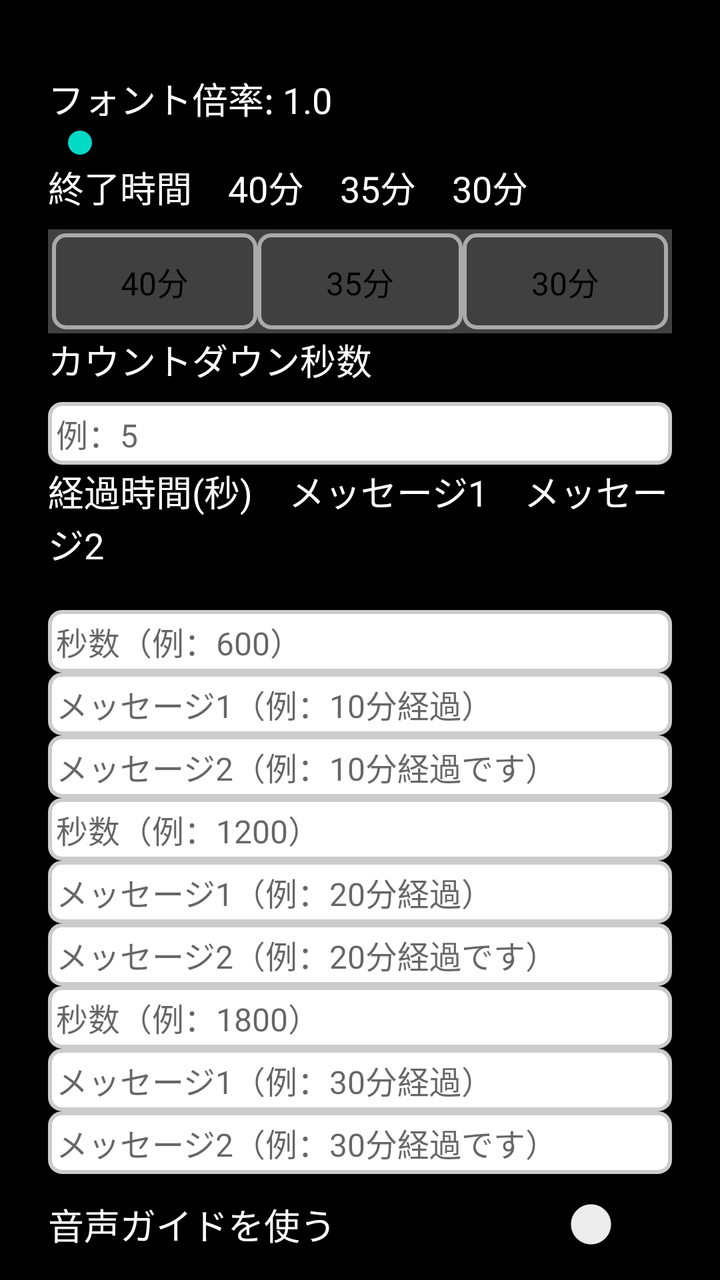
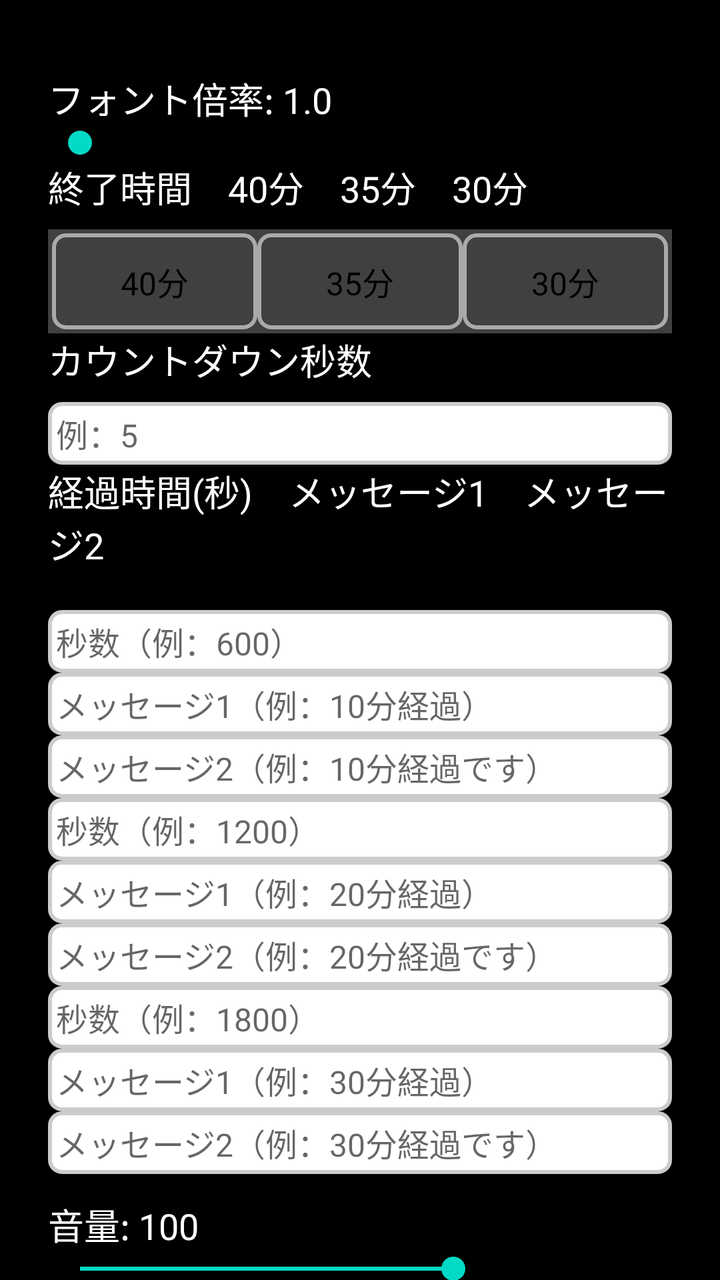

Two renders of the same Android screen: before a commit and after it. Below are the layout's source before the change and the commit's diff.
<!-- AndroidManifest.xml: application theme Theme.MaterialComponents.DayNight.NoActionBar -->
<!-- res/layout/activity_settings.xml -->
<?xml version="1.0" encoding="utf-8"?>

<ScrollView xmlns:android="http://schemas.android.com/apk/res/android"
    android:layout_width="match_parent"
    android:layout_height="match_parent"
    android:background="#000000">

    <LinearLayout
        android:orientation="vertical"
        android:padding="24dp"
        android:layout_width="match_parent"
        android:layout_height="wrap_content"
        android:background="#000000">

        
        <View
            android:layout_width="match_parent"
            android:layout_height="12dp"
            android:background="#000000" />

        
        <TextView
            android:id="@+id/fontScaleLabel"
            android:layout_width="match_parent"
            android:layout_height="wrap_content"
            android:text="フォント倍率: 1.0"
            android:textSize="18sp"
            android:textColor="#FFFFFF" />

        <SeekBar
            android:id="@+id/fontScaleSeek"
            android:layout_width="match_parent"
            android:layout_height="wrap_content"
            android:max="100" />

        
        <TextView
            android:layout_width="match_parent"
            android:layout_height="wrap_content"
            android:text="終了時間　40分　35分　30分"
            android:textColor="#FFFFFF"
            android:textSize="18sp"
            android:paddingBottom="8dp" />

        <RadioGroup
            android:id="@+id/finishGroup"
            android:layout_width="match_parent"
            android:layout_height="wrap_content"
            android:orientation="horizontal"
            android:padding="2dp"
            android:background="#404040"
            android:gravity="center">

            <RadioButton
                android:id="@+id/rb40"
                android:layout_width="0dp"
                android:layout_height="wrap_content"
                android:layout_weight="1"
                android:text="40分"
                android:textColor="#000000"
                android:textSize="16sp"
                android:button="@null"
                android:padding="4dp"
                android:background="@drawable/radio_segment"
                android:gravity="center" />

            <RadioButton
                android:id="@+id/rb35"
                android:layout_width="0dp"
                android:layout_height="wrap_content"
                android:layout_weight="1"
                android:text="35分"
                android:textColor="#000000"
                android:textSize="16sp"
                android:button="@null"
                android:padding="4dp"
                android:background="@drawable/radio_segment"
                android:gravity="center" />

            <RadioButton
                android:id="@+id/rb30"
                android:layout_width="0dp"
                android:layout_height="wrap_content"
                android:layout_weight="1"
                android:text="30分"
                android:textColor="#000000"
                android:textSize="16sp"
                android:button="@null"
                android:padding="4dp"
                android:background="@drawable/radio_segment"
                android:gravity="center" />
        </RadioGroup>

        <TextView
            android:layout_width="match_parent"
            android:layout_height="wrap_content"
            android:text="カウントダウン秒数"
            android:textColor="#FFFFFF"
            android:textSize="18sp"
            android:paddingBottom="8dp" />

        <EditText
            android:id="@+id/countdownSec"
            android:layout_width="match_parent"
            android:layout_height="wrap_content"
            android:hint="例：5"
            android:inputType="numberDecimal"
            android:textColor="#000000"
            android:textSize="16sp"
            android:padding="4dp"
            android:minHeight="0dp"
            android:background="@drawable/edittext_white" />

        
        <TextView
            android:id="@+id/headerText"
            android:layout_width="match_parent"
            android:layout_height="wrap_content"
            android:text="経過時間(秒)　メッセージ1　メッセージ2"
            android:textColor="#FFFFFF"
            android:textSize="18sp"
            android:paddingBottom="20dp"
            android:background="#000000" />

        
        <EditText
            android:id="@+id/minA"
            android:layout_width="match_parent"
            android:layout_height="wrap_content"
            android:hint="秒数（例：600）"
            android:inputType="numberDecimal"
            android:textColor="#000000"
            android:textSize="16sp"
            android:padding="4dp"
            android:minHeight="0dp"
            android:background="@drawable/edittext_white" />

        <EditText
            android:id="@+id/msgA1"
            android:layout_width="match_parent"
            android:layout_height="wrap_content"
            android:hint="メッセージ1（例：10分経過）"
            android:textColor="#000000"
            android:textSize="16sp"
            android:padding="4dp"
            android:minHeight="0dp"
            android:background="@drawable/edittext_white" />

        <EditText
            android:id="@+id/msgA2"
            android:layout_width="match_parent"
            android:layout_height="wrap_content"
            android:hint="メッセージ2（例：10分経過です）"
            android:textColor="#000000"
            android:textSize="16sp"
            android:padding="4dp"
            android:minHeight="0dp"
            android:background="@drawable/edittext_white" />

        
        <EditText
            android:id="@+id/minB"
            android:layout_width="match_parent"
            android:layout_height="wrap_content"
            android:hint="秒数（例：1200）"
            android:inputType="numberDecimal"
            android:textColor="#000000"
            android:textSize="16sp"
            android:padding="4dp"
            android:minHeight="0dp"
            android:background="@drawable/edittext_white" />

        <EditText
            android:id="@+id/msgB1"
            android:layout_width="match_parent"
            android:layout_height="wrap_content"
            android:hint="メッセージ1（例：20分経過）"
            android:textColor="#000000"
            android:textSize="16sp"
            android:padding="4dp"
            android:minHeight="0dp"
            android:background="@drawable/edittext_white" />

        <EditText
            android:id="@+id/msgB2"
            android:layout_width="match_parent"
            android:layout_height="wrap_content"
            android:hint="メッセージ2（例：20分経過です）"
            android:textColor="#000000"
            android:textSize="16sp"
            android:padding="4dp"
            android:minHeight="0dp"
            android:background="@drawable/edittext_white" />

        
        <EditText
            android:id="@+id/minC"
            android:layout_width="match_parent"
            android:layout_height="wrap_content"
            android:hint="秒数（例：1800）"
            android:inputType="numberDecimal"
            android:textColor="#000000"
            android:textSize="16sp"
            android:padding="4dp"
            android:minHeight="0dp"
            android:background="@drawable/edittext_white" />

        <EditText
            android:id="@+id/msgC1"
            android:layout_width="match_parent"
            android:layout_height="wrap_content"
            android:hint="メッセージ1（例：30分経過）"
            android:textColor="#000000"
            android:textSize="16sp"
            android:padding="4dp"
            android:minHeight="0dp"
            android:background="@drawable/edittext_white" />

        <EditText
            android:id="@+id/msgC2"
            android:layout_width="match_parent"
            android:layout_height="wrap_content"
            android:hint="メッセージ2（例：30分経過です）"
            android:textColor="#000000"
            android:textSize="16sp"
            android:padding="4dp"
            android:minHeight="0dp"
            android:background="@drawable/edittext_white" />

        
        <View
            android:layout_width="match_parent"
            android:layout_height="2dp"
            android:background="#000000" />

        
        <Switch
            android:id="@+id/soundSwitch"
            android:layout_width="match_parent"
            android:layout_height="wrap_content"
            android:text="音声ガイドを使う"
            android:textColor="#FFFFFF"
            android:textSize="18sp"
            android:paddingTop="10dp"
            android:paddingBottom="10dp" />

        
        <Switch
            android:id="@+id/skipConfirmSwitch"
            android:layout_width="match_parent"
            android:layout_height="wrap_content"
            android:text="終了時の確認メッセージを省略"
            android:textColor="#FFFFFF"
            android:textSize="18sp"
            android:paddingTop="10dp"
            android:paddingBottom="10dp" />

        
        <Button
            android:id="@+id/saveBtn"
            android:layout_width="match_parent"
            android:layout_height="wrap_content"
            android:text="保存"
            android:textSize="18sp"
            android:textColor="#FFFFFF"
            android:background="@drawable/btn_round"
            android:layout_marginTop="24dp" />

        
        <Button
            android:id="@+id/resetBtn"
            android:layout_width="match_parent"
            android:layout_height="wrap_content"
            android:text="初期値に戻す"
            android:textSize="18sp"
            android:textColor="#FFFFFF"
            android:background="@drawable/btn_round"
            android:layout_marginTop="12dp" />

    </LinearLayout>
</ScrollView>
<!-- resources referenced by this layout -->
<resources>
  <!-- drawable btn_round (drawable) -->
  <?xml version="1.0" encoding="utf-8"?>
  
  <shape xmlns:android="http://schemas.android.com/apk/res/android"
      android:shape="rectangle">
  
      <solid android:color="#333333"/>
  
      <corners android:radius="12dp"/>
  
      <padding
          android:left="12dp"
          android:top="8dp"
          android:right="12dp"
          android:bottom="8dp"/>
  </shape>
  <!-- drawable edittext_white (drawable) -->
  <?xml version="1.0" encoding="utf-8"?>
  
  <shape xmlns:android="http://schemas.android.com/apk/res/android">
      <solid android:color="#FFFFFF"/>
      <stroke android:width="2dp" android:color="#CCCCCC"/>
      <corners android:radius="6dp"/>
      <padding
          android:left="8dp"
          android:top="6dp"
          android:right="8dp"
          android:bottom="6dp"/>
  </shape>
  <!-- drawable radio_segment (drawable) -->
  <?xml version="1.0" encoding="utf-8"?>
  
  <selector xmlns:android="http://schemas.android.com/apk/res/android">
  
      
      <item android:state_checked="true">
          <shape android:shape="rectangle">
              <solid android:color="#FFD700"/> 
              <stroke android:width="2dp" android:color="#AAAAAA"/>
              <corners android:radius="6dp"/>
          </shape>
      </item>
  
      
      <item>
          <shape android:shape="rectangle">
              <solid android:color="#404040"/> 
              <stroke android:width="2dp" android:color="#AAAAAA"/>
              <corners android:radius="6dp"/>
          </shape>
      </item>
  
  </selector>
</resources>

<!-- the commit's change to res/layout/activity_settings.xml (unified diff, before → after) -->
@@ -233,29 +233,44 @@
             android:layout_height="2dp"
             android:background="#000000" />
 
+        <TextView
+            android:id="@+id/volumeLabel"
+            android:layout_width="match_parent"
+            android:layout_height="wrap_content"
+            android:text="音量: 100"
+            android:textColor="#FFFFFF"
+            android:textSize="18sp"
+            android:paddingTop="10dp" />
+
+        <SeekBar
+            android:id="@+id/volumeSeek"
+            android:layout_width="match_parent"
+            android:layout_height="wrap_content"
+            android:max="150"
+            android:progress="100" />
+
+        <Button
+            android:id="@+id/testPlayBtn"
+            android:layout_width="match_parent"
+            android:layout_height="wrap_content"
+            android:text="テスト再生"
+            android:textSize="18sp"
+            android:textColor="#FFFFFF"
+            android:background="@drawable/btn_round"
+            android:layout_marginTop="12dp" />
+
         
         <Switch
-            android:id="@+id/soundSwitch"
-            android:layout_width="match_parent"
-            android:layout_height="wrap_content"
-            android:text="音声ガイドを使う"
+            android:id="@+id/skipConfirmSwitch"
+            android:layout_width="match_parent"
+            android:layout_height="wrap_content"
+            android:text="終了時の確認メッセージを省略"
             android:textColor="#FFFFFF"
             android:textSize="18sp"
             android:paddingTop="10dp"
             android:paddingBottom="10dp" />
 
         
-        <Switch
-            android:id="@+id/skipConfirmSwitch"
-            android:layout_width="match_parent"
-            android:layout_height="wrap_content"
-            android:text="終了時の確認メッセージを省略"
-            android:textColor="#FFFFFF"
-            android:textSize="18sp"
-            android:paddingTop="10dp"
-            android:paddingBottom="10dp" />
-
-        
         <Button
             android:id="@+id/saveBtn"
             android:layout_width="match_parent"
